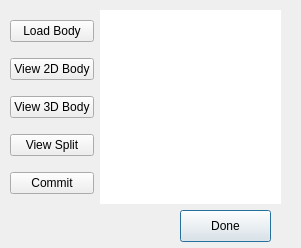
Above: neurolabi/gui/flyembodysplitprojectdialog.ui from janelia-flyem/NeuTu before the change. Below: the same form after it.
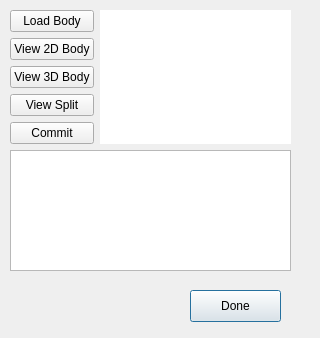
That is the form after the change.

What changed in the file:
```diff
--- a/neurolabi/gui/flyembodysplitprojectdialog.ui
+++ b/neurolabi/gui/flyembodysplitprojectdialog.ui
@@ -6,8 +6,8 @@
    <rect>
     <x>0</x>
     <y>0</y>
-    <width>301</width>
-    <height>248</height>
+    <width>320</width>
+    <height>338</height>
    </rect>
   </property>
   <property name="windowTitle">
@@ -32,8 +32,8 @@
   <widget class="QPushButton" name="donePushButton">
    <property name="geometry">
     <rect>
-     <x>180</x>
-     <y>210</y>
+     <x>190</x>
+     <y>290</y>
      <width>91</width>
      <height>32</height>
     </rect>
@@ -47,10 +47,12 @@
     <rect>
      <x>10</x>
      <y>10</y>
-     <width>271</width>
-     <height>194</height>
+     <width>281</width>
+     <height>261</height>
     </rect>
    </property>
+   <layout class="QVBoxLayout" name="verticalLayout_2">
+    <item>
    <layout class="QHBoxLayout" name="horizontalLayout">
     <item>
      <layout class="QVBoxLayout" name="verticalLayout">
@@ -105,6 +107,15 @@
       <property name="lineWrapMode">
        <enum>QTextEdit::WidgetWidth</enum>
       </property>
+        <property name="readOnly">
+         <bool>true</bool>
+        </property>
+       </widget>
+      </item>
+     </layout>
+    </item>
+    <item>
+     <widget class="QTextEdit" name="outputWidget">
       <property name="readOnly">
        <bool>true</bool>
       </property>
```
Lines whose indentation alone changed are shown as unchanged.
